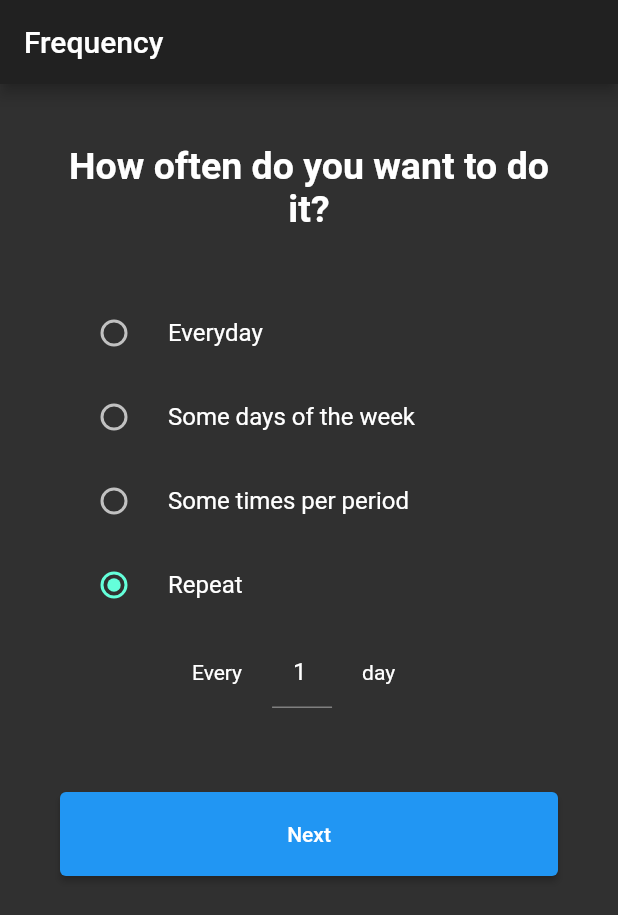
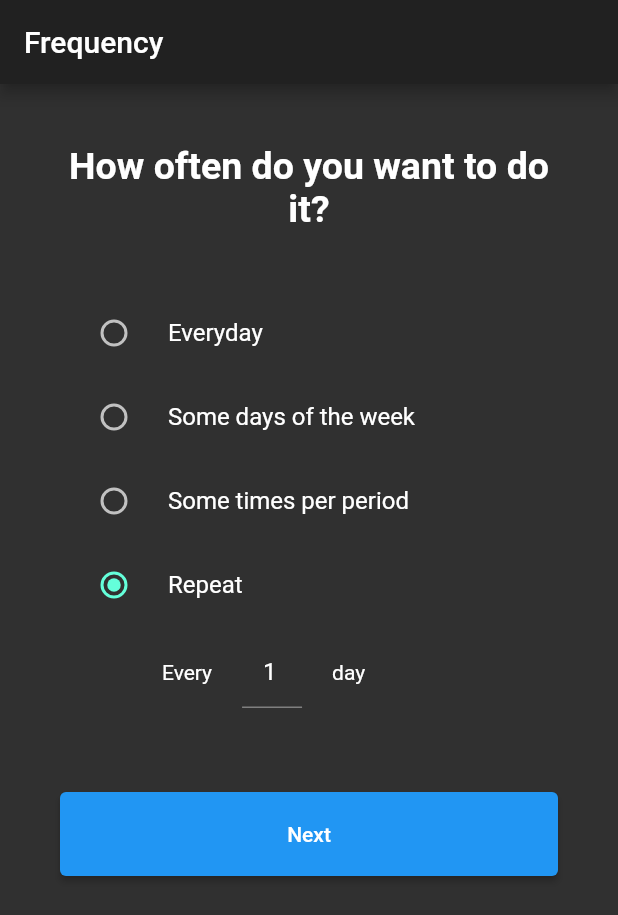
Before and after one commit to melvinodsa/habit-app, a Flutter app: the screen it shows after launch, after a tap on "Some days of the week", after a tap on "Tuesday", after a tap on "Repeat", on a phone screen of 412 x 824 dp. Shown: the top 915 px of the screen. Run offline on Flutter 3.47's test engine with Material 2 defaults, Android fonts, the phone set to English and light mode, and no system bars; our stand-ins replace flutter_svg.

Commit message:
Repeat alignment correction

```diff
--- a/lib/screens/habits/new_habit/habit_frequency.dart
+++ b/lib/screens/habits/new_habit/habit_frequency.dart
@@ -275,7 +275,7 @@ class _HabitFrequencyState extends State<HabitFrequency> {
         crossAxisAlignment: CrossAxisAlignment.center,
         children: [
           Container(
-              padding: EdgeInsets.only(left: 20, right: 20),
+              padding: EdgeInsets.only(left: 0, right: 20),
               child: Text("Every")),
           SizedBox(
             width: 40,
```
